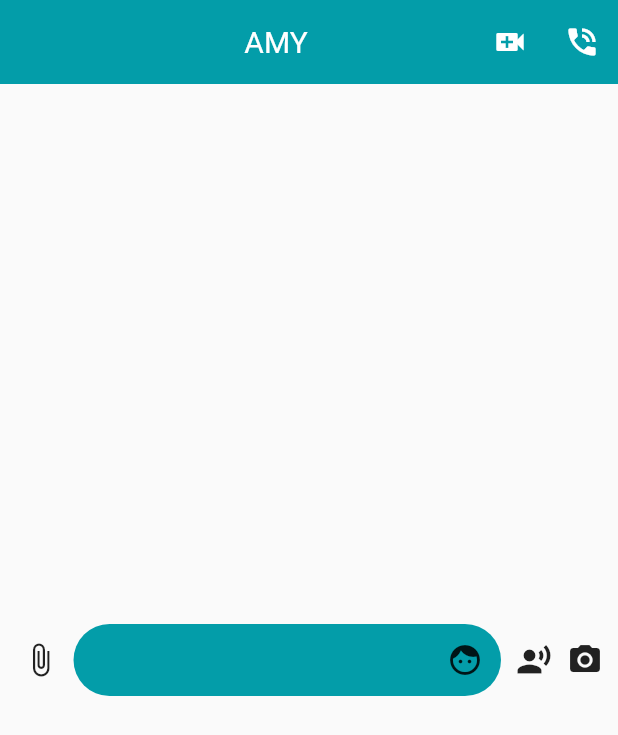
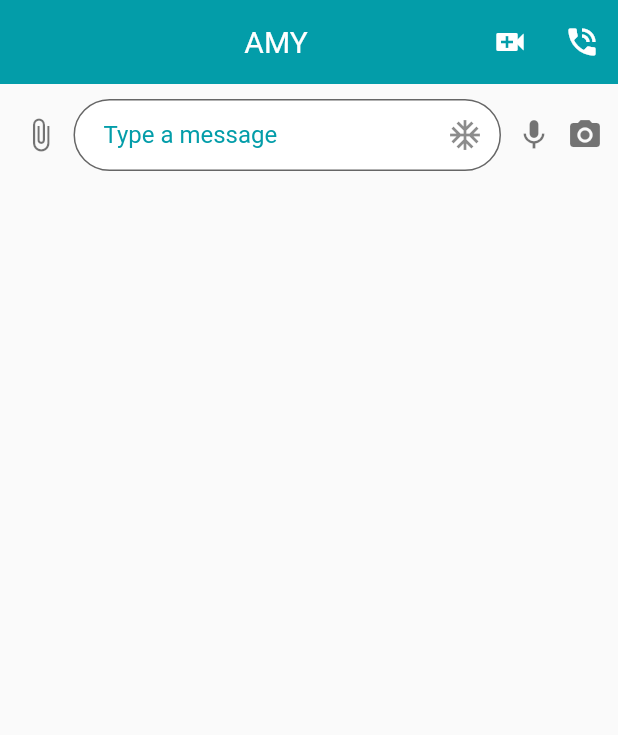
Before and after one commit to femidof/Swim_app_hackathon, a Flutter app: the screen it shows after launch, on a phone screen of 412 x 824 dp. Shown: the top 735 px of the screen. Run offline on Flutter 3.47's test engine with Material 2 defaults, Android fonts, the phone set to English and light mode, and no system bars; missing offline and left inert: emoji_picker.

Commit message:
adding 121

```diff
--- a/lib/constant.dart
+++ b/lib/constant.dart
@@ -1,3 +1,7 @@
 import 'package:flutter/material.dart';
 
 const MAIN_COLOR = Color(0xff039DA9);
+const Gradient MAIN_GRAD = LinearGradient(
+    colors: [MAIN_COLOR, Colors.white],
+    begin: Alignment.topLeft,
+    end: Alignment.bottomRight);
--- a/lib/main.dart
+++ b/lib/main.dart
@@ -1,4 +1,5 @@
 import 'package:flutter/material.dart';
+import 'package:swim_app_hack/constant.dart';
 import 'package:swim_app_hack/screens/home_screen.dart';
 import 'package:swim_app_hack/screens/one_on_one_chat_screen.dart';
 import 'package:swim_app_hack/screens/pool_section_chat.dart';
@@ -14,7 +15,7 @@ class MyApp extends StatelessWidget {
     return MaterialApp(
       title: 'SwimApp Chat',
       theme: ThemeData(
-        primarySwatch: Colors.blue,
+        primaryColor: MAIN_COLOR,
         visualDensity: VisualDensity.adaptivePlatformDensity,
       ),
       home: OneOnOneChatScreen(),
--- a/lib/screens/one_on_one_chat_screen.dart
+++ b/lib/screens/one_on_one_chat_screen.dart
@@ -9,55 +9,40 @@ class OneOnOneChatScreen extends StatefulWidget {
 }
 
 class OneOnOneChatScreenState extends State<OneOnOneChatScreen> {
-  TextEditingController textFieldController = TextEditingController();
-  bool isWriting = false;
-  ScrollController _listScrollController = ScrollController();
-  bool showEmojiPicker = false;
-  FocusNode textFieldFocus = FocusNode();
+  TextEditingController textFieldController;
+  bool isWriting;
+  bool showEmojiPicker;
+  FocusNode textFieldFocus;
 
   @override
   void initState() {
-    // TODO: implement initState
     super.initState();
+    textFieldController = TextEditingController();
+    isWriting = false;
+    showEmojiPicker = false;
+    textFieldFocus = FocusNode();
   }
 
   showKeyboard() => textFieldFocus.requestFocus();
   hideKeyboard() => textFieldFocus.unfocus();
-  hideEmojiContainer() {
-    setState(() {
-      showEmojiPicker = false;
-    });
-  }
-
-  showEmojiContainer() {
-    setState(() {
-      showEmojiPicker = true;
-    });
-  }
-
-  emojiContainer() {
-    return EmojiPicker(
-      rows: 3,
-      // bgColor: UniversalVariables.separatorColor,
-      columns: 7,
-      // indicatorColor: UniversalVariables.gradientColorStarthmm,
-      onEmojiSelected: (emoji, category) {
-        // null;
-        setState(() {
-          isWriting = true;
-        });
-        textFieldController.text = textFieldController.text + emoji.emoji;
-      },
-      recommendKeywords: ["face", "happy", "party", "sad"],
-      numRecommended: 50,
-    );
-  }
 
   @override
   Widget build(BuildContext context) {
     return Scaffold(
       appBar: customChatBar(),
-      body: messageInputContainer(),
+      body: Column(
+        children: <Widget>[
+          // Flexible(
+          //   child: messageList(),
+          // ),
+          messageInputContainer(),
+          showEmojiPicker
+              ? Container(
+                  child: emojiContainer(),
+                )
+              : Container(),
+        ],
+      ),
     );
   }
 
@@ -77,10 +62,16 @@ class OneOnOneChatScreenState extends State<OneOnOneChatScreen> {
             child: Container(
               padding: EdgeInsets.all(5),
               decoration: BoxDecoration(
-                // gradient: UniversalVariables.fabGradient,
+                // gradient: MAIN_GRAD,
                 shape: BoxShape.circle,
               ),
-              child: Icon(Icons.attach_file),
+              child: GestureDetector(
+                onTap: () {},
+                child: Icon(
+                  Icons.attach_file,
+                  color: Colors.black54,
+                ),
+              ),
             ),
           ),
           SizedBox(
@@ -95,7 +86,7 @@ class OneOnOneChatScreenState extends State<OneOnOneChatScreen> {
                   focusNode: textFieldFocus,
                   onTap: () => hideEmojiContainer(),
                   style: TextStyle(
-                    color: Colors.white,
+                    color: Colors.black54,
                   ),
                   onChanged: (val) {
                     (val.length > 0 && val.trim() != "")
@@ -103,20 +94,21 @@ class OneOnOneChatScreenState extends State<OneOnOneChatScreen> {
                         : setWritingTo(false);
                   },
                   decoration: InputDecoration(
+                    suffixIcon: Icon(Icons.ac_unit),
                     hintText: "Type a message",
                     hintStyle: TextStyle(
                       color: MAIN_COLOR,
                     ),
                     border: OutlineInputBorder(
-                        borderRadius: const BorderRadius.all(
-                          const Radius.circular(50.0),
-                        ),
-                        borderSide: BorderSide.none),
+                      borderRadius: const BorderRadius.all(
+                        const Radius.circular(50.0),
+                      ),
+                      borderSide: BorderSide(color: MAIN_COLOR, width: 3),
+                    ),
                     contentPadding:
                         EdgeInsets.symmetric(horizontal: 20, vertical: 5),
                     filled: true,
-                    fillColor: MAIN_COLOR,
-                    // suffixIcon:
+                    fillColor: Colors.white,
                   ),
                 ),
                 IconButton(
@@ -129,7 +121,10 @@ class OneOnOneChatScreenState extends State<OneOnOneChatScreen> {
                       hideEmojiContainer();
                     }
                   },
-                  icon: Icon(Icons.face),
+                  icon: Icon(
+                    Icons.face,
+                    color: Colors.transparent,
+                  ),
                   highlightColor: Colors.transparent,
                   splashColor: Colors.transparent,
                 ),
@@ -140,19 +135,28 @@ class OneOnOneChatScreenState extends State<OneOnOneChatScreen> {
               ? Container()
               : Padding(
                   padding: EdgeInsets.symmetric(horizontal: 10),
-                  child: Icon(Icons.record_voice_over),
+                  child: Icon(
+                    Icons.mic,
+                    color: Colors.black54,
+                  ),
                 ),
           isWriting
               ? Container()
               : GestureDetector(
                   onTap: () {},
-                  // pickImage(ImageSource.camera),
-                  child: Icon(Icons.camera_alt),
+                  // pickImage-----ImageSource.camera,
+                  child: Icon(
+                    Icons.camera_alt,
+                    color: Colors.black54,
+                  ),
                 ),
           isWriting
               ? Container(
                   margin: EdgeInsets.only(left: 10),
-                  decoration: BoxDecoration(shape: BoxShape.circle),
+                  decoration: BoxDecoration(
+                    gradient: MAIN_GRAD,
+                    shape: BoxShape.circle,
+                  ),
                   child: IconButton(
                     icon: Icon(
                       Icons.send,
@@ -165,4 +169,36 @@ class OneOnOneChatScreenState extends State<OneOnOneChatScreen> {
       ),
     );
   }
+
+  showEmojiContainer() {
+    setState(() {
+      showEmojiPicker = true;
+    });
+  }
+
+  hideEmojiContainer() {
+    setState(() {
+      showEmojiPicker = false;
+    });
+  }
+
+  emojiContainer() {
+    return EmojiPicker(
+      rows: 3,
+      bgColor: Colors.white,
+      columns: 7,
+      indicatorColor: MAIN_COLOR,
+      onEmojiSelected: (emoji, category) {
+        // null;
+        setState(() {
+          isWriting = true;
+        });
+        textFieldController.text = textFieldController.text + emoji.emoji;
+      },
+      recommendKeywords: ["face", "happy", "party", "sad"],
+      numRecommended: 50,
+    );
+  }
+
+  messageList() {}
 }
```
